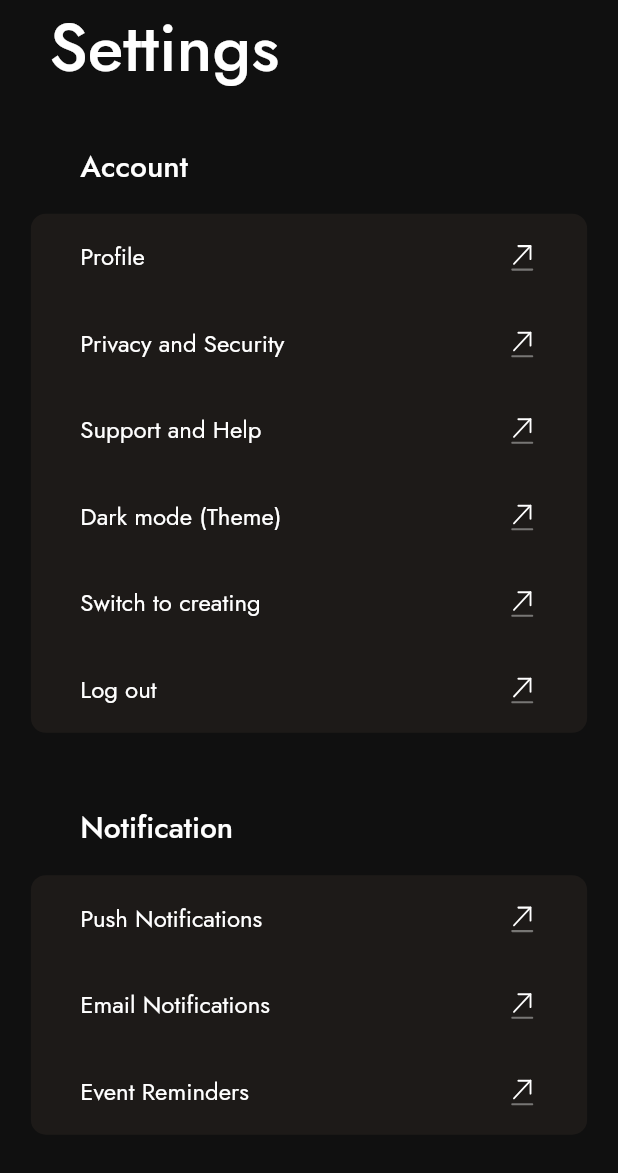
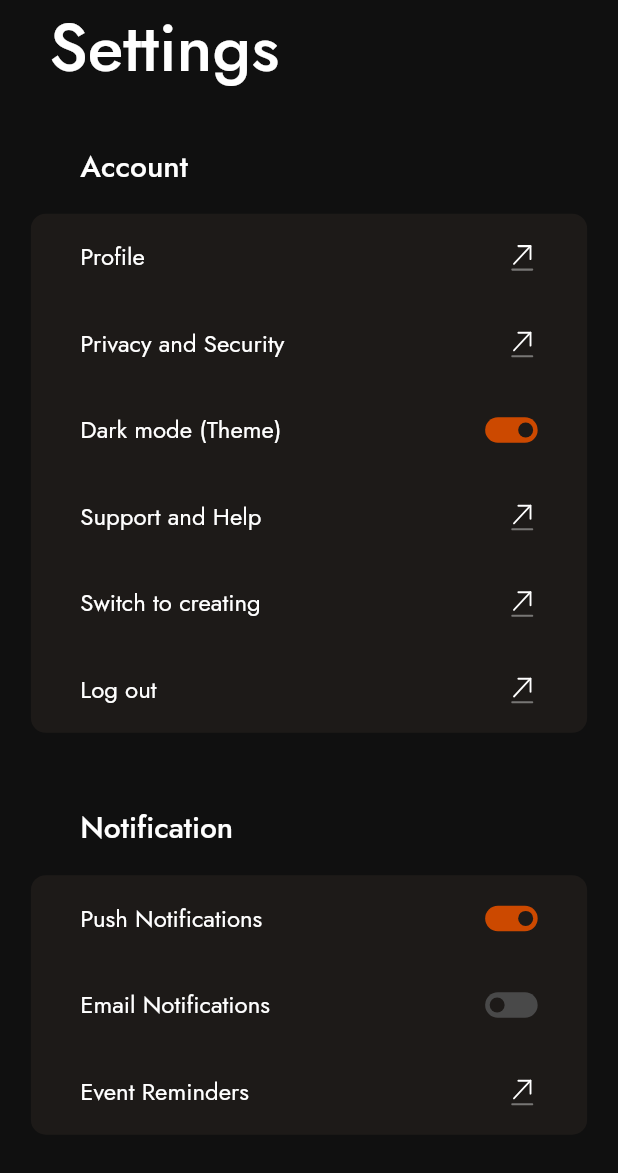
Before and after one commit to Emodot/idonland, a Flutter app: the SettingsScreen screen opened directly, on a phone screen of 412 x 824 dp. Shown: the top 1173 px of the screen. Run offline on Flutter 3.47's test engine with Material 2 defaults, Android fonts, the light colour scheme and no system bars; drawn by our look-alikes of flutter_switch; our stand-ins replace carousel_slider, device_info_plus, flutter_svg, responsive_framework, shared_preferences; missing offline and left inert: android_id, slide_action; accounts and stored records are empty.

Commit message:
developed settings screen, developed custom switch

```diff
--- a/lib/ui/settings/settings_screen.dart
+++ b/lib/ui/settings/settings_screen.dart
@@ -1,10 +1,21 @@
+import 'package:flutter/cupertino.dart';
 import 'package:flutter/material.dart';
 import 'package:flutter_svg/flutter_svg.dart';
+import 'package:flutter_switch/flutter_switch.dart';
 import 'package:idonland/utils/constant.dart';
 import 'package:idonland/utils/styles.dart';
 
-class SettingsScreen extends StatelessWidget {
+class SettingsScreen extends StatefulWidget {
   const SettingsScreen({super.key});
+
+  @override
+  State<SettingsScreen> createState() => _SettingsScreenState();
+}
+
+class _SettingsScreenState extends State<SettingsScreen> {
+  bool darkModeTheme = true;
+  bool pushNotification = true;
+  bool emailNotification = false;
 
   @override
   Widget build(BuildContext context) {
@@ -55,7 +66,6 @@ class SettingsScreen extends StatelessWidget {
                         height: size.height * 0.02,
                       ),
                       Container(
-                        child: Container(
                         padding: EdgeInsets.symmetric(
                           horizontal: size.width * 0.08,
                         ),
@@ -117,13 +127,20 @@ class SettingsScreen extends StatelessWidget {
                                       MainAxisAlignment.spaceBetween,
                                   children: [
                                     Text(
-                                        'Support and Help',
+                                      'Dark mode (Theme)',
                                       style: TextStyle(
                                         fontSize: getBigRegText(context),
                                         color: kWhite,
                                       ),
                                     ),
-                                      SvgPicture.asset('assets/icons/send.svg')
+                                    CustomSwitch(
+                                      data: darkModeTheme,
+                                      onTap: (value) {
+                                        setState(() {
+                                          darkModeTheme = value;
+                                        });
+                                      },
+                                    ),
                                   ],
                                 ),
                               ),
@@ -137,7 +154,7 @@ class SettingsScreen extends StatelessWidget {
                                       MainAxisAlignment.spaceBetween,
                                   children: [
                                     Text(
-                                        'Dark mode (Theme)',
+                                      'Support and Help',
                                       style: TextStyle(
                                         fontSize: getBigRegText(context),
                                         color: kWhite,
@@ -191,7 +208,6 @@ class SettingsScreen extends StatelessWidget {
                           ],
                         ),
                       ),
-                      ),
                       SizedBox(
                         height: size.height * 0.06,
                       ),
@@ -223,9 +239,7 @@ class SettingsScreen extends StatelessWidget {
                         ),
                         child: Column(
                           children: [
-                            GestureDetector(
-                              onTap: () {},
-                              child: SizedBox(
+                            SizedBox(
                               height: size.height * 0.07,
                               child: Row(
                                 mainAxisAlignment:
@@ -238,14 +252,18 @@ class SettingsScreen extends StatelessWidget {
                                       color: kWhite,
                                     ),
                                   ),
-                                    SvgPicture.asset('assets/icons/send.svg')
+                                  CustomSwitch(
+                                    data: pushNotification,
+                                    onTap: (value) {
+                                      setState(() {
+                                        pushNotification = value;
+                                      });
+                                    },
+                                  ),
                                 ],
                               ),
                             ),
-                            ),
-                            GestureDetector(
-                              onTap: () {},
-                              child: SizedBox(
+                            SizedBox(
                               height: size.height * 0.07,
                               child: Row(
                                 mainAxisAlignment:
@@ -258,9 +276,15 @@ class SettingsScreen extends StatelessWidget {
                                       color: kWhite,
                                     ),
                                   ),
-                                    SvgPicture.asset('assets/icons/send.svg')
+                                  CustomSwitch(
+                                    data: emailNotification,
+                                    onTap: (value) {
+                                      setState(() {
+                                        emailNotification = value;
+                                      });
+                                    },
+                                  ),
                                 ],
-                                ),
                               ),
                             ),
                             GestureDetector(
@@ -300,3 +324,38 @@ class SettingsScreen extends StatelessWidget {
     );
   }
 }
+
+class CustomSwitch extends StatefulWidget {
+  final void Function(bool) onTap;
+  const CustomSwitch({
+    super.key,
+    required this.data,
+    required this.onTap,
+  });
+
+  final bool data;
+
+  @override
+  State<CustomSwitch> createState() => _CustomSwitchState();
+}
+
+class _CustomSwitchState extends State<CustomSwitch> {
+  @override
+  Widget build(BuildContext context) {
+    return FlutterSwitch(
+      width: 35.0,
+      height: 17.0,
+      toggleSize: 10.0,
+      value: widget.data,
+      borderRadius: 30.0,
+      padding: 3.0,
+      activeColor: kPrimaryColor,
+      inactiveColor: const Color(0xFF494949),
+      activeToggleColor: const Color(0xFF1D1A18),
+      inactiveToggleColor: const Color(0xFF1D1A18),
+      onToggle: (val) {
+        widget.onTap(val);
+      },
+    );
+  }
+}
--- a/pubspec.yaml
+++ b/pubspec.yaml
@@ -46,6 +46,7 @@ dependencies:
   android_id: ^0.3.3
   slide_action: ^0.0.2
   carousel_slider: ^4.2.1
+  flutter_switch: ^0.3.2
 
 dev_dependencies:
   flutter_test:
```
Also changed, not shown: lib/ui/events/events_screen.dart (+37 -1 lines), lib/ui/workplace/workplace_screen.dart (+5 -34 lines), pubspec.lock. Lines whose indentation alone changed are shown as unchanged.
